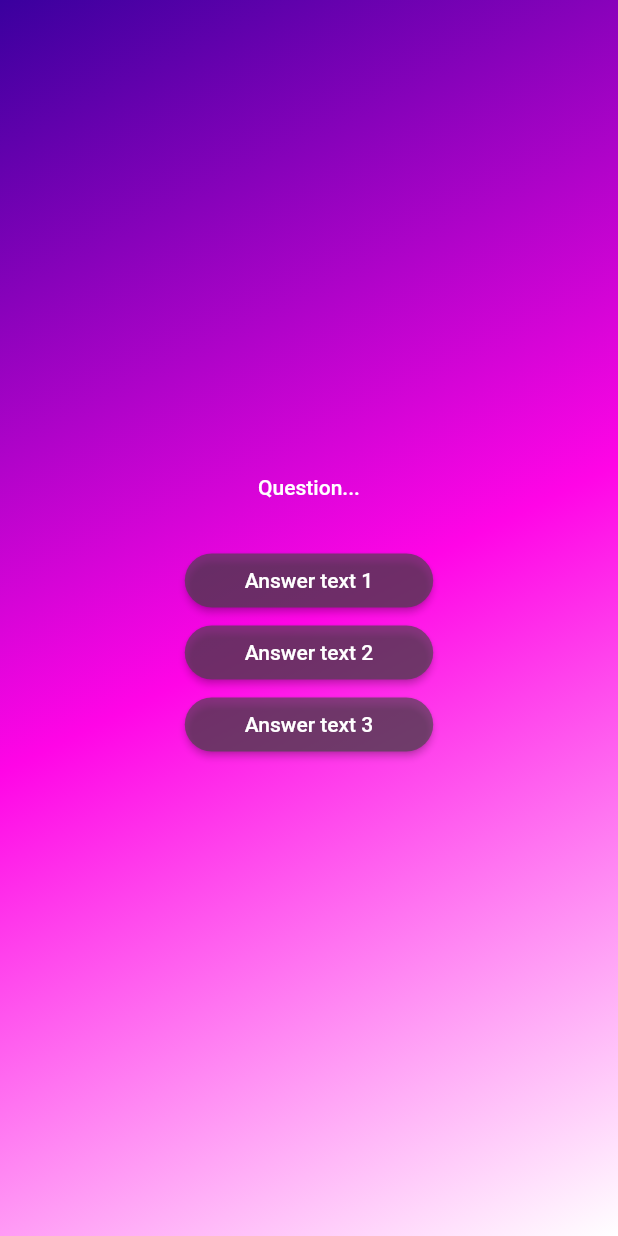
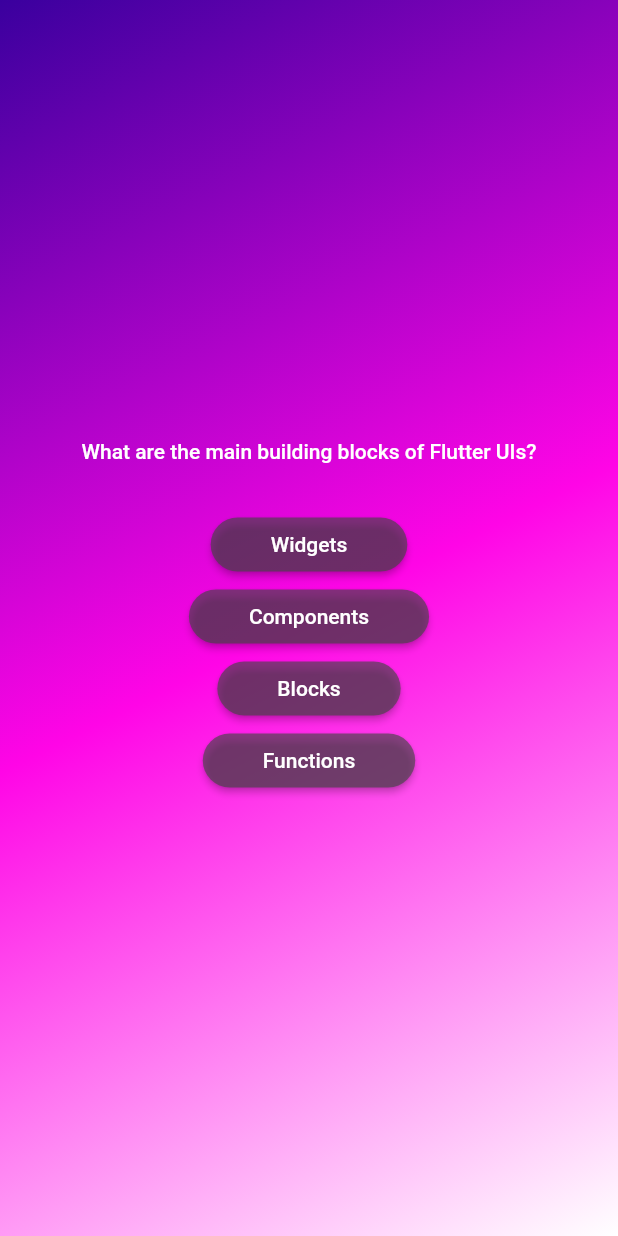
Before and after one commit to Sergio-Al/flutter-quiz-app, a Flutter app: the screen it shows after launch, after a tap on "Start Quiz", on a phone screen of 412 x 824 dp. Run offline on Flutter 3.47's test engine with Material 2 defaults, Android fonts, the phone set to English and light mode, and no system bars.

Commit message:
Mapping List & Using spread operator

```diff
--- a/lib/questions_screen.dart
+++ b/lib/questions_screen.dart
@@ -1,6 +1,7 @@
 import 'package:flutter/material.dart';
 
 import 'package:advanced_basics/answer_button.dart';
+import 'package:advanced_basics/data/questions.dart';
 
 class QuestionScreen extends StatefulWidget {
   const QuestionScreen({super.key});
@@ -14,21 +15,24 @@ class QuestionScreen extends StatefulWidget {
 class _QuestionScreenState extends State<QuestionScreen> {
   @override
   Widget build(context) {
+    final currentQuestion = questions[0];
+
     return SizedBox(
       width: double.infinity, // as much width as you can...
       child: Column(
         mainAxisAlignment: MainAxisAlignment.center,
         children: [
-          const Text(
-            'Question...',
-            style: TextStyle(color: Colors.white, fontWeight: FontWeight.w500),
+          Text(
+            currentQuestion.text,
+            style: const TextStyle(
+                color: Colors.white, fontWeight: FontWeight.w500),
           ),
           const SizedBox(
             height: 30,
           ),
-          AnswerButton('Answer text 1', () {}),
-          AnswerButton('Answer text 2', () {}),
-          AnswerButton('Answer text 3', () {}),
+          ...currentQuestion.answers.map((item) {
+            return AnswerButton(item, () {});
+          }),
         ],
       ),
     );
```
